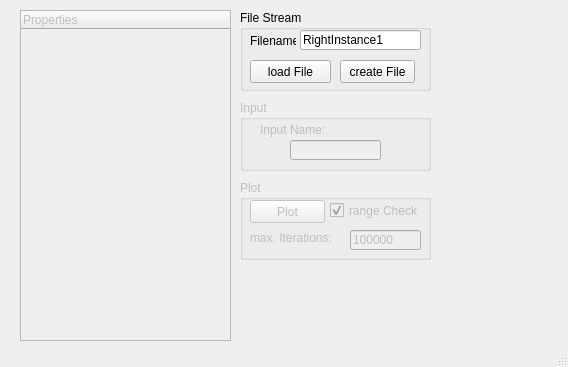
ChaseN7/Thesis, file Qt_Plot/qcustomplot_Development/BPDL_Simulator/BPDL_Simulator/mainwindow.ui: the form before one commit.
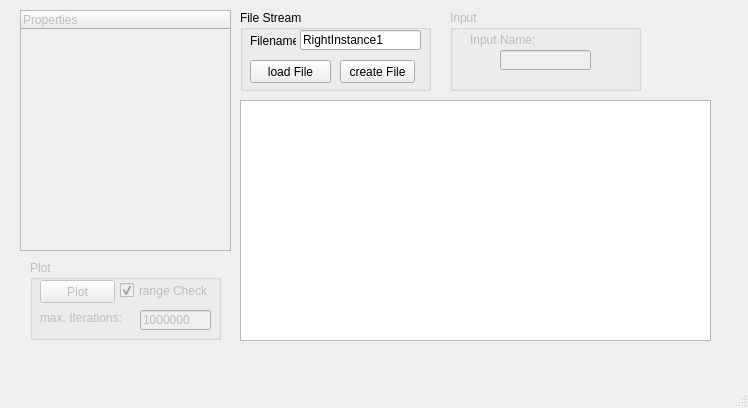
The form after the commit.

Commit message: implemented the Fitnessproperty and calcFitness function implemented the QWidgetTable_Fitness and included it in the initilizing process. The Fields also got colored But there are no sufficient test yet

Patch:
```diff
--- a/Qt_Plot/qcustomplot_Development/BPDL_Simulator/BPDL_Simulator/mainwindow.ui
+++ b/Qt_Plot/qcustomplot_Development/BPDL_Simulator/BPDL_Simulator/mainwindow.ui
@@ -6,8 +6,8 @@
    <rect>
     <x>0</x>
     <y>0</y>
-    <width>568</width>
-    <height>367</height>
+    <width>748</width>
+    <height>408</height>
    </rect>
   </property>
   <property name="windowTitle">
@@ -23,7 +23,7 @@
       <x>20</x>
       <y>10</y>
       <width>211</width>
-      <height>331</height>
+      <height>241</height>
      </rect>
     </property>
     <column>
@@ -38,10 +38,10 @@
     </property>
     <property name="geometry">
      <rect>
-      <x>240</x>
-      <y>100</y>
+      <x>450</x>
+      <y>10</y>
       <width>191</width>
-      <height>71</height>
+      <height>81</height>
      </rect>
     </property>
     <property name="title">
@@ -142,8 +142,8 @@
     </property>
     <property name="geometry">
      <rect>
-      <x>240</x>
-      <y>180</y>
+      <x>30</x>
+      <y>260</y>
       <width>191</width>
       <height>80</height>
      </rect>
@@ -161,7 +161,7 @@
       </rect>
      </property>
      <property name="text">
-      <string>100000</string>
+      <string>1000000</string>
      </property>
     </widget>
     <widget class="QLabel" name="label_maxIterations">
@@ -213,6 +213,31 @@
      </property>
     </widget>
    </widget>
+   <widget class="QTableWidget" name="tableWidget_Fitness">
+    <property name="enabled">
+     <bool>true</bool>
+    </property>
+    <property name="geometry">
+     <rect>
+      <x>240</x>
+      <y>100</y>
+      <width>471</width>
+      <height>241</height>
+     </rect>
+    </property>
+    <property name="mouseTracking">
+     <bool>false</bool>
+    </property>
+    <property name="editTriggers">
+     <set>QAbstractItemView::NoEditTriggers</set>
+    </property>
+    <property name="dragEnabled">
+     <bool>false</bool>
+    </property>
+    <property name="alternatingRowColors">
+     <bool>true</bool>
+    </property>
+   </widget>
   </widget>
   <widget class="QStatusBar" name="statusBar"/>
  </widget>
```
The commit also changes 18 other files.
